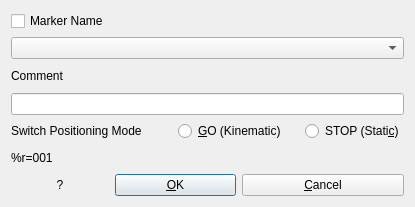
Old version of the form app/rtknavi_qt/markdlg.ui in the repository tomojitakasu/RTKLIB.
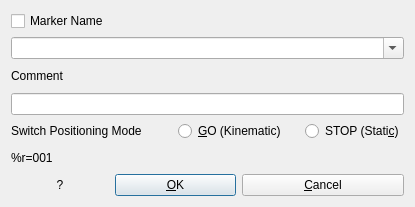
New version of the form.

What changed in the file:
```diff
--- a/app/rtknavi_qt/markdlg.ui
+++ b/app/rtknavi_qt/markdlg.ui
@@ -25,6 +25,9 @@
      <property name="toolTip">
       <string/>
      </property>
+     <property name="editable">
+      <bool>true</bool>
+     </property>
     </widget>
    </item>
    <item row="2" column="0">
```
